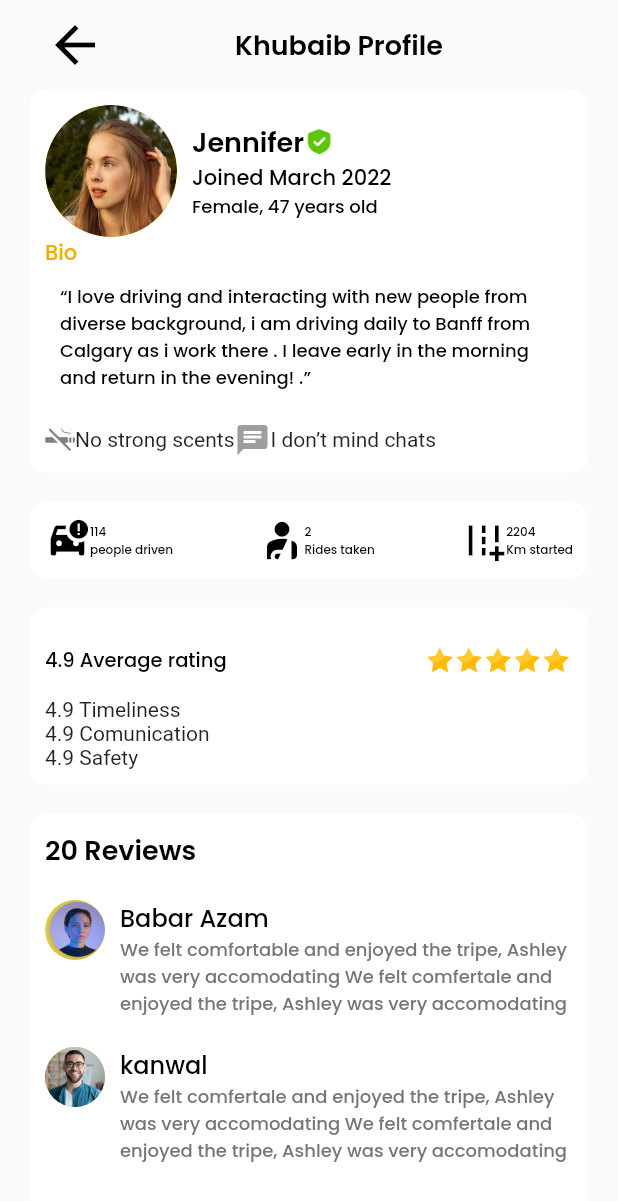
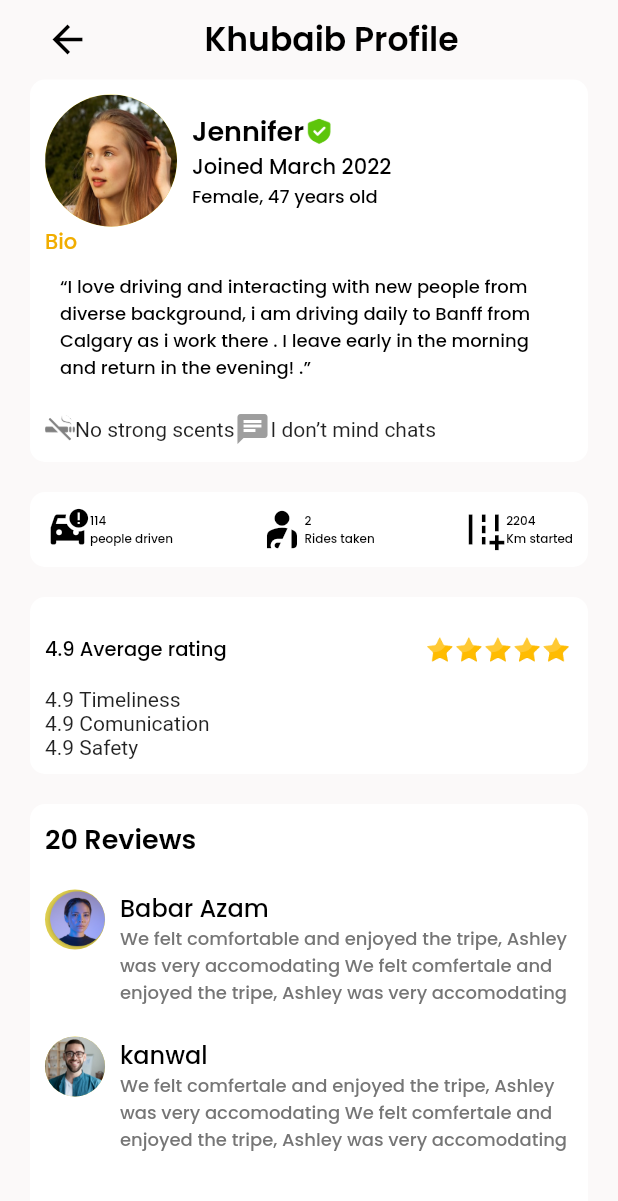
Before and after one commit to ehsaaaaan0/beeride, a Flutter app: the screen it shows after launch, item 4 of the bottom bar chosen, after a tap on "View profile", on a phone screen of 412 x 824 dp. Shown: the top 1201 px of the screen. Run offline on Flutter 3.47's test engine with Material 2 defaults, Android fonts, the phone set to English and light mode, and no system bars; our stand-ins replace get, image_picker, intl_phone_field, shared_preferences.

Commit message:
prefererences Page Done

```diff
--- a/lib/bottomnavigationPages/setting.dart
+++ b/lib/bottomnavigationPages/setting.dart
@@ -2,6 +2,7 @@ import 'package:flutter/material.dart';
 
 import '../driver_profile.dart';
 import '../personal_details.dart';
+import '../preferences.dart';
 
 class SettingPage extends StatelessWidget {
   const SettingPage({super.key});
@@ -35,12 +36,12 @@ class SettingPage extends StatelessWidget {
                   width: width,height: 65,
                   margin: const EdgeInsets.only(left: 20,right: 20),
                   child: Row(
-                    children:   const [
-                      SizedBox(height: 46,width: 46,child:
+                    children:    [
+                      const SizedBox(height: 46,width: 46,child:
                         CircleAvatar(backgroundImage: AssetImage("assets/images/profile.jpg"),),),
-                      SizedBox(width: 20,),
-                      Expanded(child: Text("View profile",style: TextStyle(fontFamily: "poppin_semibold", fontSize: 16, color: Colors.black),)),
-                      Expanded(child: Positioned( right: 2, child: Icon(Icons.arrow_forward_sharp, size: 30,)))
+                      const SizedBox(width: 20,),
+                      const Expanded(child: Text("View profile",style: TextStyle(fontFamily: "poppin_semibold", fontSize: 16, color: Colors.black),)),
+                     Expanded(child: Container(alignment: Alignment.centerRight,child: const Icon(Icons.arrow_forward_sharp, size: 30,)))
                     ],
                   ),
                 ),),),
@@ -59,7 +60,9 @@ class SettingPage extends StatelessWidget {
                     ),
                   ),),
                 ),
-                Card(elevation: 1,shape: RoundedRectangleBorder(borderRadius: BorderRadius.circular(10),),child: Container(
+                InkWell(
+                  onTap: () => Navigator.push(context, MaterialPageRoute(builder: (context) => Preferences(),)),
+                  child: Card(elevation: 1,shape: RoundedRectangleBorder(borderRadius: BorderRadius.circular(10),),child: Container(
                     width: width,height: 60,
                     margin: const EdgeInsets.only(left: 20,right: 20),
                     child: Row(mainAxisAlignment: MainAxisAlignment.spaceBetween,
@@ -69,6 +72,7 @@ class SettingPage extends StatelessWidget {
                       ],
                     ),
                   ),),
+                ),
                 Card(elevation: 1,shape: RoundedRectangleBorder(borderRadius: BorderRadius.circular(10),),child: Container(
                   width: width,height: 60,
                   margin: const EdgeInsets.only(left: 20,right: 20),
--- a/lib/driver_profile.dart
+++ b/lib/driver_profile.dart
@@ -40,11 +40,11 @@ class Driver_profile extends StatelessWidget{
                     child: Row(
                       mainAxisAlignment: MainAxisAlignment.start,
                       children: [
-                      Icon(Icons.arrow_back, size: 40,),
+                      InkWell( onTap: () => Navigator.pop(context), child: Icon(Icons.arrow_back, size: 30,)),
 
                         Expanded(
                             child: Center(
-                                child: Text('Khubaib Profile', style: pageHeading(),))),
+                                child: Text('Khubaib Profile', style: pageName(),))),
 
                     ],),
                   ),
```
Also changed, not shown: lib/preferences.dart (added, +142 -0 lines), assets/images/chat0.png (added), assets/images/chat1.png (added), assets/images/chat2.png (added), assets/images/chat3.png (added), assets/images/han_smoking.png (added), assets/images/moon1.png (added), assets/images/moon2.png (added), assets/images/non_smoking.png (added), assets/images/smoking.png (added), assets/images/smoking_non.png (added). Lines whose indentation alone changed are shown as unchanged.
